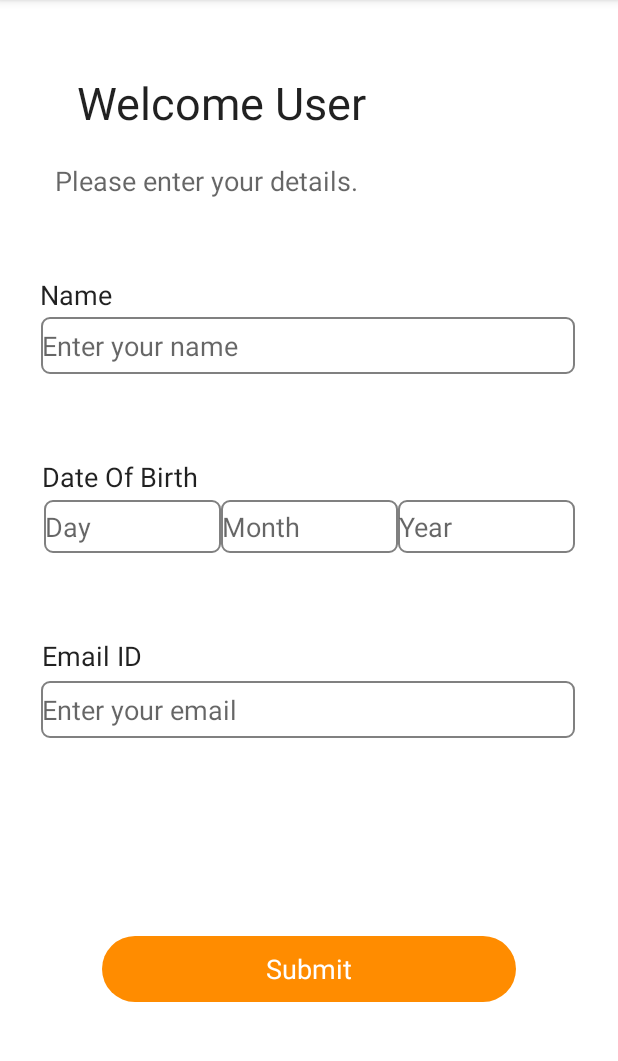
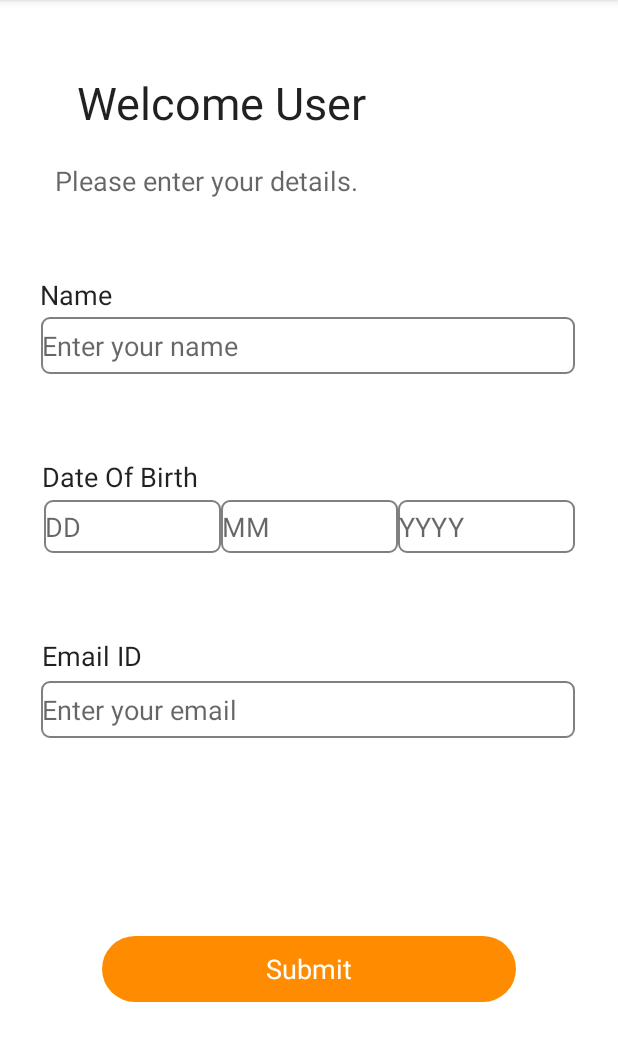
Before and after one commit to arshnirmal/Registration-Page, an Android app: the screen it shows after launch (MainActivity), on a phone screen of 412 x 824 dp, the part 84-1145 px from its top. Run offline under Robolectric (Android 15) with nearby library versions, the phone set to English and light mode, and no system bars; Roboto replaces fonts that are not available here.

Commit message:
Second Commit

```diff
--- a/app/src/main/java/com/example/registrationpage/MainActivity.java
+++ b/app/src/main/java/com/example/registrationpage/MainActivity.java
@@ -3,12 +3,45 @@ package com.example.registrationpage;
 import androidx.appcompat.app.AppCompatActivity;
 
 import android.os.Bundle;
+import android.view.View;
+import android.widget.Button;
+import android.widget.EditText;
+import android.widget.Toast;
 
 public class MainActivity extends AppCompatActivity {
+    Button submit;
+    EditText name,email,day,month,year;
+    RegisterationInput registerationInput;
 
     @Override
     protected void onCreate(Bundle savedInstanceState) {
         super.onCreate(savedInstanceState);
         setContentView(R.layout.activity_main);
+
+        submit = findViewById(R.id.Submit);
+        name = findViewById(R.id.FullName);
+        email = findViewById(R.id.emailID);
+        day = findViewById(R.id.Day);
+        month = findViewById(R.id.Month);
+        year = findViewById(R.id.Year);
+
+        submit.setOnClickListener(new View.OnClickListener() {
+            @Override
+            public void onClick(View view) {
+                try{
+                    registerationInput = new RegisterationInput(name.getText().toString(),email.getText().toString(),
+                            Integer.parseInt(day.getText().toString()),Integer.parseInt(month.getText().toString()),
+                            Integer.parseInt(year.getText().toString()));
+                    Toast.makeText(MainActivity.this,"Submitted",Toast.LENGTH_SHORT).show();
+                }
+                catch (Exception e){
+                    Toast.makeText(MainActivity.this,"Error",Toast.LENGTH_SHORT).show();
+                    registerationInput = new RegisterationInput("error","error",-1,-1,-1);
+                }
+                MyDataBase myDataBase = new MyDataBase(MainActivity.this);
+                boolean success = myDataBase.addOne(registerationInput);
+                Toast.makeText(MainActivity.this,"Success = "+success,Toast.LENGTH_SHORT).show();
+            }
+        });
     }
 }
--- a/app/src/main/res/layout/activity_main.xml
+++ b/app/src/main/res/layout/activity_main.xml
@@ -125,7 +125,7 @@
         android:layout_marginStart="28dp"
         android:layout_marginTop="56dp"
         android:fontFamily="@font/allerta"
-        android:text="Date Of Birth"
+        android:text="@string/date_of_birth"
         android:textAppearance="@style/TextAppearance.AppCompat.Body2"
         android:textSize="18sp"
         app:layout_constraintStart_toStartOf="parent"
--- a/app/src/main/res/values/strings.xml
+++ b/app/src/main/res/values/strings.xml
@@ -4,10 +4,11 @@
     <string name="please_enter_your_details">Please enter your details.</string>
     <string name="name">Name</string>
     <string name="enter_your_name">Enter your name</string>
-    <string name="day">Day</string>
-    <string name="month">Month</string>
-    <string name="year">Year</string>
+    <string name="day">DD</string>
+    <string name="month">MM</string>
+    <string name="year">YYYY</string>
     <string name="enter_your_email">Enter your email</string>
     <string name="email_id">Email ID</string>
     <string name="submit">Submit</string>
+    <string name="date_of_birth">Date Of Birth</string>
 </resources>
```
Also changed, not shown: app/src/main/java/com/example/registrationpage/DataPage.java (added, +14 -0 lines), app/src/main/java/com/example/registrationpage/MyDataBase.java (added, +47 -0 lines), app/src/main/java/com/example/registrationpage/RegisterationInput.java (added, +41 -0 lines), app/src/main/res/layout/activity_data_page.xml (added, +9 -0 lines).
